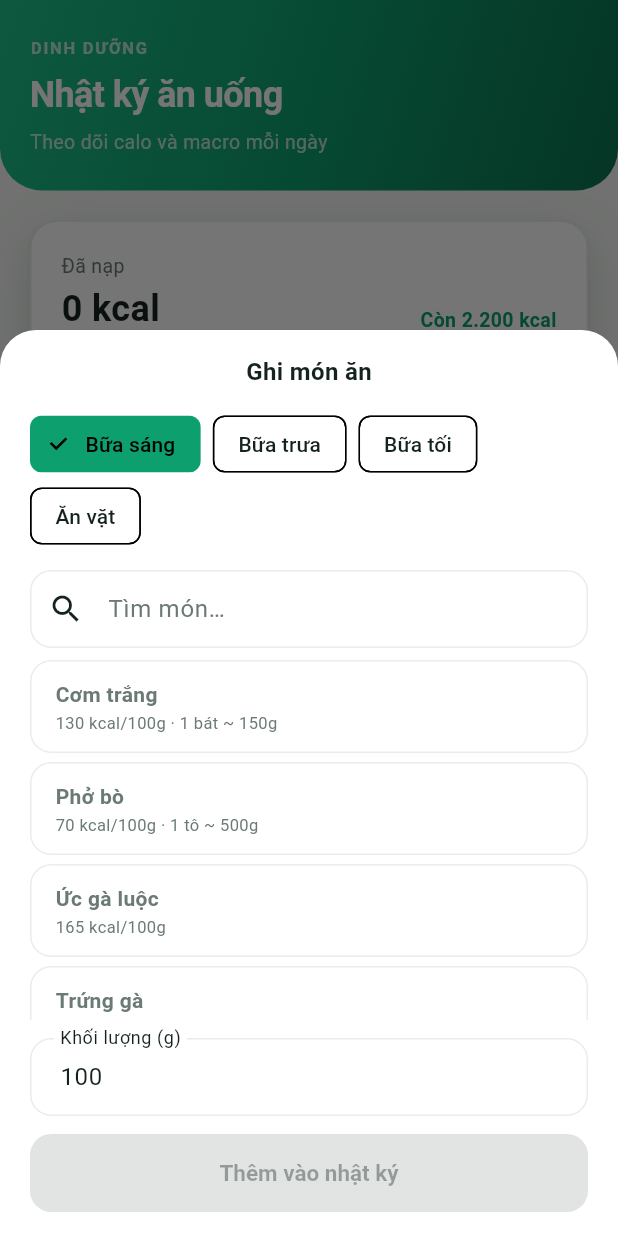
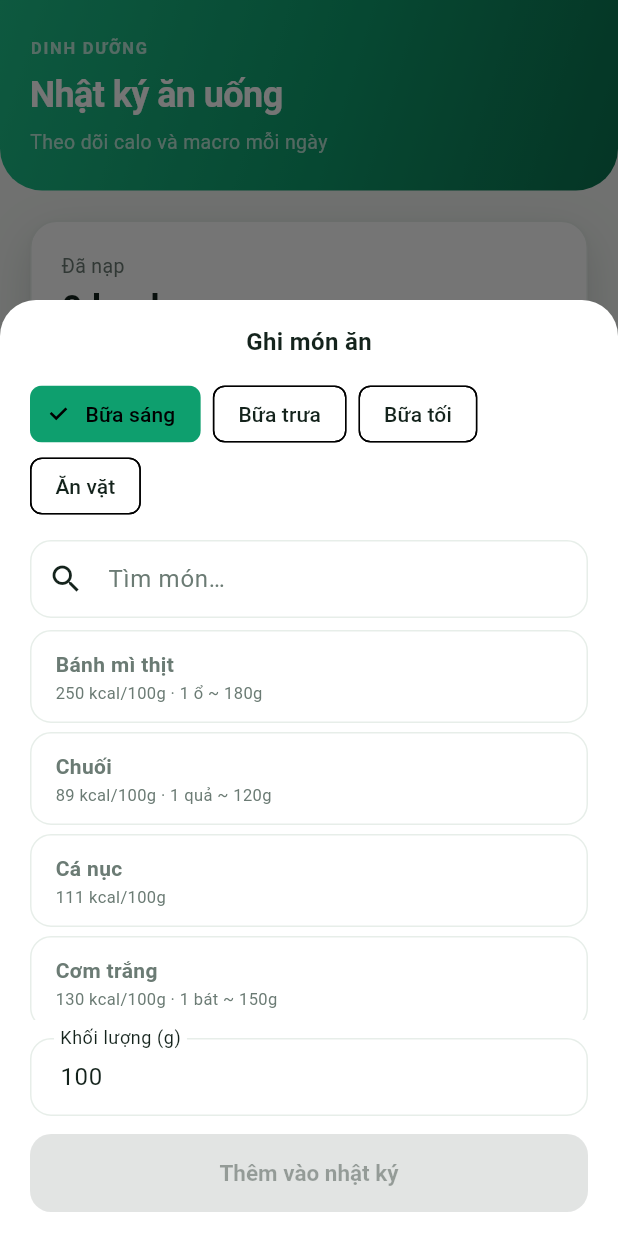
Before and after one commit to bonguynvan/FitVn, a Flutter app: the NutritionScreen screen opened directly, after a tap on "Ghi món", on a phone screen of 412 x 824 dp. Run offline on Flutter 3.47's test engine with Material 3 defaults, Android fonts, the light colour scheme and no system bars; our stand-ins replace connectivity_plus, drift, flutter_riverpod, go_router, shared_preferences, supabase_flutter; accounts and stored records are empty; generated files the repository leaves out were written again.

Commit message:
feat: food library + offline search (phase 4c)
Replace the 12-item seed catalog with a real, cached library:

- Food model + FoodRepository: searches Supabase foods when online and caches
  hits into Drift cachedFoods; falls back to the cache offline. The bundle
  seeds the cache on first run (cache ∪ bundle, web parity).
- DAO: cacheFoods (upsert batch), searchCachedFoods (VN-first), watchAllCachedFoods.
- add-food sheet now searches the library (250ms debounce, online→cache→offline).
- Logged-item macros resolve via a live cached-food index, so totals stay
  correct for any logged food, not just the seed set.
- main seeds the cache via a ProviderContainer before runApp.

```diff
--- a/app_flutter/lib/src/app/providers.dart
+++ b/app_flutter/lib/src/app/providers.dart
@@ -4,6 +4,7 @@ import '../core/env.dart';
 import '../core/supabase.dart';
 import '../data/local/database.dart';
 import '../data/repositories/auth_repository.dart';
+import '../data/repositories/food_repository.dart';
 import '../data/repositories/nutrition_repository.dart';
 import '../data/repositories/profile_repository.dart';
 import '../data/repositories/workout_repository.dart';
@@ -45,6 +46,10 @@ final workoutRepositoryProvider = Provider<WorkoutRepository>(
   (ref) => WorkoutRepository(ref.watch(databaseProvider)),
 );
 
+final foodRepositoryProvider = Provider<FoodRepository>(
+  (ref) => FoodRepository(ref.watch(databaseProvider)),
+);
+
 /// The signed-in user's id, or 'local' when running without a backend (the
 /// native counterpart to the web app's stub session). Pending records key off
 /// this so they sync to the right account once signed in.
--- a/app_flutter/lib/src/data/local/database.dart
+++ b/app_flutter/lib/src/data/local/database.dart
@@ -120,6 +120,38 @@ class AppDatabase extends _$AppDatabase {
     });
   }
 
+  // --- Food library cache --------------------------------------------------
+
+  Future<int> cachedFoodsCount() async {
+    final c = countAll();
+    final row = await (selectOnly(cachedFoods)..addColumns([c])).getSingle();
+    return row.read(c) ?? 0;
+  }
+
+  /// Upsert a batch of foods (id conflict → update), keeping the cache fresh.
+  Future<void> cacheFoods(List<CachedFoodsCompanion> foods) {
+    return batch((b) => b.insertAllOnConflictUpdate(cachedFoods, foods));
+  }
+
+  /// Substring search over the cached slice; Vietnamese foods first, then name.
+  Future<List<CachedFood>> searchCachedFoods(String query, int limit) {
+    final q = query.trim().toLowerCase();
+    final sel = select(cachedFoods);
+    if (q.isNotEmpty) sel.where((t) => t.searchKey.like('%$q%'));
+    sel
+      ..orderBy([
+        (t) => OrderingTerm.desc(t.isVietnamese),
+        (t) => OrderingTerm.asc(t.nameVi),
+      ])
+      ..limit(limit);
+    return sel.get();
+  }
+
+  Stream<List<CachedFood>> watchAllCachedFoods() => select(cachedFoods).watch();
+
+  Future<CachedFood?> cachedFood(String id) =>
+      (select(cachedFoods)..where((t) => t.id.equals(id))).getSingleOrNull();
+
   // --- Sync status ---------------------------------------------------------
 
   /// Live count of records still waiting to sync — for badges / status rows.
--- /dev/null
+++ b/app_flutter/lib/src/data/repositories/food_repository.dart
@@ -0,0 +1,90 @@
+import 'package:drift/drift.dart';
+
+import '../../core/env.dart';
+import '../../core/supabase.dart';
+import '../../features/nutrition/food.dart';
+import '../../features/nutrition/food_catalog.dart';
+import '../local/database.dart';
+
+/// Food library with three layers (web parity, priority order):
+///   1. Supabase `foods` — source of truth when configured + online.
+///   2. Drift `cachedFoods` — offline cache of the last successful fetch.
+///   3. Bundled [seedFoods] — always available, seeds the cache on first run.
+///
+/// Search hits remote when possible (caching results), otherwise the cache.
+class FoodRepository {
+  FoodRepository(this._db);
+
+  final AppDatabase _db;
+
+  /// Populate the cache from the bundle the first time the app runs, so search
+  /// and macro resolution work offline with zero backend.
+  Future<void> ensureSeeded() async {
+    if (await _db.cachedFoodsCount() > 0) return;
+    await _db.cacheFoods(seedFoods.map(_toCompanion).toList());
+  }
+
+  Future<List<Food>> search(String query, {int limit = 30}) async {
+    final q = query.trim();
+    if (Env.isSupabaseConfigured && q.isNotEmpty) {
+      try {
+        final rows = await supabase
+            .from('foods')
+            .select()
+            .or('name_vi.ilike.*$q*,name_en.ilike.*$q*')
+            .limit(limit);
+        final foods = (rows as List)
+            .map((r) => Food.fromSupabase(r as Map<String, dynamic>))
+            .toList();
+        if (foods.isNotEmpty) {
+          await _db.cacheFoods(foods.map(_toCompanion).toList());
+          return foods;
+        }
+      } catch (_) {
+        // fall through to the offline cache
+      }
+    }
+    final rows = await _db.searchCachedFoods(q, limit);
+    return rows.map(_fromRow).toList();
+  }
+
+  /// Live id → Food index of the cache, for resolving logged-item macros.
+  Stream<Map<String, Food>> watchIndex() {
+    return _db.watchAllCachedFoods().map(
+          (rows) => {for (final r in rows) r.id: _fromRow(r)},
+        );
+  }
+
+  Food _fromRow(CachedFood r) => Food(
+        id: r.id,
+        nameVi: r.nameVi,
+        nameEn: r.nameEn,
+        brand: r.brand,
+        servingDesc: r.servingDesc,
+        caloriesPer100g: r.caloriesPer100g,
+        proteinG: r.proteinG,
+        carbsG: r.carbsG,
+        fatG: r.fatG,
+        fiberG: r.fiberG,
+        isVietnamese: r.isVietnamese,
+      );
+
+  CachedFoodsCompanion _toCompanion(Food f) {
+    final key = '${f.nameVi} ${f.nameEn ?? ''}'.trim().toLowerCase();
+    return CachedFoodsCompanion.insert(
+      id: f.id,
+      nameVi: f.nameVi,
+      nameEn: Value(f.nameEn),
+      brand: Value(f.brand),
+      servingDesc: Value(f.servingDesc),
+      caloriesPer100g: f.caloriesPer100g,
+      proteinG: f.proteinG,
+      carbsG: f.carbsG,
+      fatG: f.fatG,
+      fiberG: Value(f.fiberG),
+      isVietnamese: Value(f.isVietnamese),
+      searchKey: key,
+      cachedAt: DateTime.now().millisecondsSinceEpoch,
+    );
+  }
+}
--- a/app_flutter/lib/src/features/nutrition/add_food_sheet.dart
+++ b/app_flutter/lib/src/features/nutrition/add_food_sheet.dart
@@ -1,9 +1,12 @@
+import 'dart:async';
+
 import 'package:flutter/material.dart';
 import 'package:flutter_riverpod/flutter_riverpod.dart';
 
+import '../../app/providers.dart';
 import '../../theme/tokens.dart';
 import '../../widgets/choice_tile.dart';
-import 'food_catalog.dart';
+import 'food.dart';
 import 'nutrition_controller.dart';
 
 const _meals = [
@@ -33,23 +36,39 @@ class _AddFoodSheet extends ConsumerStatefulWidget {
 }
 
 class _AddFoodSheetState extends ConsumerState<_AddFoodSheet> {
-  String _query = '';
   String _meal = 'breakfast';
-  CatalogFood? _selected;
+  Food? _selected;
+  List<Food> _results = [];
+  bool _loading = true;
+  Timer? _debounce;
   final _qtyCtrl = TextEditingController(text: '100');
 
   @override
+  void initState() {
+    super.initState();
+    _runSearch('');
+  }
+
+  @override
   void dispose() {
+    _debounce?.cancel();
     _qtyCtrl.dispose();
     super.dispose();
   }
 
-  List<CatalogFood> get _results {
-    final q = _query.trim().toLowerCase();
-    if (q.isEmpty) return seedFoods;
-    return seedFoods
-        .where((f) => f.nameVi.toLowerCase().contains(q))
-        .toList();
+  void _onQueryChanged(String q) {
+    _debounce?.cancel();
+    _debounce = Timer(const Duration(milliseconds: 250), () => _runSearch(q));
+  }
+
+  Future<void> _runSearch(String q) async {
+    setState(() => _loading = true);
+    final foods = await ref.read(foodRepositoryProvider).search(q);
+    if (!mounted) return;
+    setState(() {
+      _results = foods;
+      _loading = false;
+    });
   }
 
   Future<void> _save() async {
@@ -91,7 +110,7 @@ class _AddFoodSheetState extends ConsumerState<_AddFoodSheet> {
           ),
           const SizedBox(height: 12),
           TextField(
-            onChanged: (v) => setState(() => _query = v),
+            onChanged: _onQueryChanged,
             decoration: const InputDecoration(
               hintText: 'Tìm món…',
               prefixIcon: Icon(Icons.search),
@@ -99,8 +118,23 @@ class _AddFoodSheetState extends ConsumerState<_AddFoodSheet> {
           ),
           const SizedBox(height: 8),
           ConstrainedBox(
-            constraints: const BoxConstraints(maxHeight: 240),
-            child: ListView(
+            constraints: const BoxConstraints(maxHeight: 260),
+            child: _loading
+                ? const Center(
+                    child: Padding(
+                      padding: EdgeInsets.all(24),
+                      child: CircularProgressIndicator(),
+                    ),
+                  )
+                : _results.isEmpty
+                    ? const Center(
+                        child: Padding(
+                          padding: EdgeInsets.all(24),
+                          child: Text('Không tìm thấy món nào.',
+                              style: TextStyle(color: AppColors.textMuted)),
+                        ),
+                      )
+                    : ListView(
                         shrinkWrap: true,
                         children: [
                           for (final f in _results)
@@ -118,19 +152,10 @@ class _AddFoodSheetState extends ConsumerState<_AddFoodSheet> {
                       ),
           ),
           const SizedBox(height: 12),
-          Row(
-            children: [
-              Expanded(
-                child: TextField(
+          TextField(
             controller: _qtyCtrl,
-                  keyboardType:
-                      const TextInputType.numberWithOptions(decimal: true),
-                  decoration: const InputDecoration(
-                    labelText: 'Khối lượng (g)',
-                  ),
-                ),
-              ),
-            ],
+            keyboardType: const TextInputType.numberWithOptions(decimal: true),
+            decoration: const InputDecoration(labelText: 'Khối lượng (g)'),
           ),
           const SizedBox(height: 12),
           FilledButton(
--- /dev/null
+++ b/app_flutter/lib/src/features/nutrition/food.dart
@@ -0,0 +1,49 @@
+/// Unified food model used across the library, search, and logging. Pure (no
+/// Drift import); the repository maps to/from the Drift cache + Supabase rows.
+class Food {
+  const Food({
+    required this.id,
+    required this.nameVi,
+    required this.caloriesPer100g,
+    required this.proteinG,
+    required this.carbsG,
+    required this.fatG,
+    this.nameEn,
+    this.brand,
+    this.servingDesc,
+    this.fiberG,
+    this.isVietnamese = true,
+  });
+
+  final String id;
+  final String nameVi;
+  final String? nameEn;
+  final String? brand;
+  final String? servingDesc;
+
+  /// Per 100 g edible portion.
+  final double caloriesPer100g;
+  final double proteinG;
+  final double carbsG;
+  final double fatG;
+  final double? fiberG;
+  final bool isVietnamese;
+
+  /// Map a Supabase `foods` row (see types/database.types.ts).
+  factory Food.fromSupabase(Map<String, dynamic> r) {
+    double d(Object? v) => (v as num?)?.toDouble() ?? 0;
+    return Food(
+      id: (r['slug'] ?? r['id']) as String,
+      nameVi: r['name_vi'] as String,
+      nameEn: r['name_en'] as String?,
+      brand: r['brand'] as String?,
+      servingDesc: r['serving_desc'] as String?,
+      caloriesPer100g: d(r['calories_per_100g']),
+      proteinG: d(r['protein_g']),
+      carbsG: d(r['carbs_g']),
+      fatG: d(r['fat_g']),
+      fiberG: (r['fiber_g'] as num?)?.toDouble(),
+      isVietnamese: (r['is_vietnamese'] as bool?) ?? true,
+    );
+  }
+}
--- a/app_flutter/lib/src/features/nutrition/food_catalog.dart
+++ b/app_flutter/lib/src/features/nutrition/food_catalog.dart
@@ -1,48 +1,19 @@
-/// Minimal seed food catalog so nutrition logging works offline out of the box.
-///
-/// SEED ONLY — a small slice of common Vietnamese foods. The full FCT library +
-/// offline search (web `lib/data/foods-db` → Drift `cachedFoods`) is a later
-/// phase; logged items reference these ids and join here for macro totals.
-class CatalogFood {
-  const CatalogFood({
-    required this.id,
-    required this.nameVi,
-    required this.caloriesPer100g,
-    required this.proteinG,
-    required this.carbsG,
-    required this.fatG,
-    this.servingDesc,
-  });
+import 'food.dart';
 
-  final String id;
-  final String nameVi;
-
-  /// Per 100 g edible portion.
-  final double caloriesPer100g;
-  final double proteinG;
-  final double carbsG;
-  final double fatG;
-  final String? servingDesc;
-}
-
-const List<CatalogFood> seedFoods = [
-  CatalogFood(id: 'rice_white', nameVi: 'Cơm trắng', caloriesPer100g: 130, proteinG: 2.7, carbsG: 28, fatG: 0.3, servingDesc: '1 bát ~ 150g'),
-  CatalogFood(id: 'pho_bo', nameVi: 'Phở bò', caloriesPer100g: 70, proteinG: 5, carbsG: 9, fatG: 1.5, servingDesc: '1 tô ~ 500g'),
-  CatalogFood(id: 'chicken_breast', nameVi: 'Ức gà luộc', caloriesPer100g: 165, proteinG: 31, carbsG: 0, fatG: 3.6),
-  CatalogFood(id: 'egg', nameVi: 'Trứng gà', caloriesPer100g: 155, proteinG: 13, carbsG: 1.1, fatG: 11, servingDesc: '1 quả ~ 50g'),
-  CatalogFood(id: 'banh_mi', nameVi: 'Bánh mì thịt', caloriesPer100g: 250, proteinG: 9, carbsG: 35, fatG: 8, servingDesc: '1 ổ ~ 180g'),
-  CatalogFood(id: 'tofu', nameVi: 'Đậu phụ', caloriesPer100g: 76, proteinG: 8, carbsG: 1.9, fatG: 4.8),
-  CatalogFood(id: 'pork_lean', nameVi: 'Thịt heo nạc', caloriesPer100g: 143, proteinG: 21, carbsG: 0, fatG: 6),
-  CatalogFood(id: 'beef', nameVi: 'Thịt bò', caloriesPer100g: 250, proteinG: 26, carbsG: 0, fatG: 15),
-  CatalogFood(id: 'rau_muong', nameVi: 'Rau muống luộc', caloriesPer100g: 23, proteinG: 2.6, carbsG: 3.1, fatG: 0.2),
-  CatalogFood(id: 'banana', nameVi: 'Chuối', caloriesPer100g: 89, proteinG: 1.1, carbsG: 23, fatG: 0.3, servingDesc: '1 quả ~ 120g'),
-  CatalogFood(id: 'milk', nameVi: 'Sữa tươi', caloriesPer100g: 60, proteinG: 3.2, carbsG: 4.8, fatG: 3.2, servingDesc: '1 ly ~ 200ml'),
-  CatalogFood(id: 'fish', nameVi: 'Cá nục', caloriesPer100g: 111, proteinG: 22, carbsG: 0, fatG: 2.5),
+/// Bundled seed foods — always available, zero-latency, offline. They seed the
+/// Drift `cachedFoods` table on first run; when Supabase is configured, search
+/// augments the cache with the full library (web parity: cache ∪ bundle).
+const List<Food> seedFoods = [
+  Food(id: 'rice_white', nameVi: 'Cơm trắng', caloriesPer100g: 130, proteinG: 2.7, carbsG: 28, fatG: 0.3, servingDesc: '1 bát ~ 150g'),
+  Food(id: 'pho_bo', nameVi: 'Phở bò', caloriesPer100g: 70, proteinG: 5, carbsG: 9, fatG: 1.5, servingDesc: '1 tô ~ 500g'),
+  Food(id: 'chicken_breast', nameVi: 'Ức gà luộc', caloriesPer100g: 165, proteinG: 31, carbsG: 0, fatG: 3.6),
+  Food(id: 'egg', nameVi: 'Trứng gà', caloriesPer100g: 155, proteinG: 13, carbsG: 1.1, fatG: 11, servingDesc: '1 quả ~ 50g'),
+  Food(id: 'banh_mi', nameVi: 'Bánh mì thịt', caloriesPer100g: 250, proteinG: 9, carbsG: 35, fatG: 8, servingDesc: '1 ổ ~ 180g'),
+  Food(id: 'tofu', nameVi: 'Đậu phụ', caloriesPer100g: 76, proteinG: 8, carbsG: 1.9, fatG: 4.8),
+  Food(id: 'pork_lean', nameVi: 'Thịt heo nạc', caloriesPer100g: 143, proteinG: 21, carbsG: 0, fatG: 6),
+  Food(id: 'beef', nameVi: 'Thịt bò', caloriesPer100g: 250, proteinG: 26, carbsG: 0, fatG: 15),
+  Food(id: 'rau_muong', nameVi: 'Rau muống luộc', caloriesPer100g: 23, proteinG: 2.6, carbsG: 3.1, fatG: 0.2),
+  Food(id: 'banana', nameVi: 'Chuối', caloriesPer100g: 89, proteinG: 1.1, carbsG: 23, fatG: 0.3, servingDesc: '1 quả ~ 120g'),
+  Food(id: 'milk', nameVi: 'Sữa tươi', caloriesPer100g: 60, proteinG: 3.2, carbsG: 4.8, fatG: 3.2, servingDesc: '1 ly ~ 200ml'),
+  Food(id: 'fish', nameVi: 'Cá nục', caloriesPer100g: 111, proteinG: 22, carbsG: 0, fatG: 2.5),
 ];
-
-CatalogFood? foodById(String id) {
-  for (final f in seedFoods) {
-    if (f.id == id) return f;
-  }
-  return null;
-}
--- a/app_flutter/lib/src/features/nutrition/nutrition_controller.dart
+++ b/app_flutter/lib/src/features/nutrition/nutrition_controller.dart
@@ -4,7 +4,7 @@ import 'package:flutter_riverpod/flutter_riverpod.dart';
 import '../../app/providers.dart';
 import '../../core/date.dart';
 import '../profile/profile_controller.dart';
-import 'food_catalog.dart';
+import 'food.dart';
 
 /// One logged entry resolved against the food catalog, with computed macros.
 class LoggedEntry {
@@ -16,7 +16,7 @@ class LoggedEntry {
   });
 
   final String localId;
-  final CatalogFood food;
+  final Food food;
   final String mealType;
   final double quantityGrams;
 
@@ -47,9 +47,15 @@ class DayNutrition {
 /// Streams today's logged items from Drift and resolves them against the
 /// catalog + the user's targets. Drops items whose food id isn't in the seed
 /// catalog (until the full library lands).
+/// Live id → Food index of the cached library, used to resolve logged items.
+final foodIndexProvider = StreamProvider<Map<String, Food>>((ref) {
+  return ref.watch(foodRepositoryProvider).watchIndex();
+});
+
 final todayNutritionProvider = StreamProvider<DayNutrition>((ref) {
   final repo = ref.watch(nutritionRepositoryProvider);
   final profile = ref.watch(profileControllerProvider).valueOrNull;
+  final foods = ref.watch(foodIndexProvider).valueOrNull ?? const {};
   final targets = profile == null
       ? dailyTargets
       : (profile.customTargets ?? computeTargets(profile));
@@ -57,8 +63,8 @@ final todayNutritionProvider = StreamProvider<DayNutrition>((ref) {
   return repo.watchDay(todayIso()).map((rows) {
     final entries = <LoggedEntry>[];
     for (final r in rows) {
-      final food = foodById(r.foodId);
-      if (food == null) continue;
+      final food = foods[r.foodId];
+      if (food == null) continue; // not in cache yet (e.g. pre-seed)
       entries.add(LoggedEntry(
         localId: r.localId,
         food: food,
```
Also changed, not shown: app_flutter/lib/main.dart (+13 -1 lines), 1 other file. Lines whose indentation alone changed are shown as unchanged.
